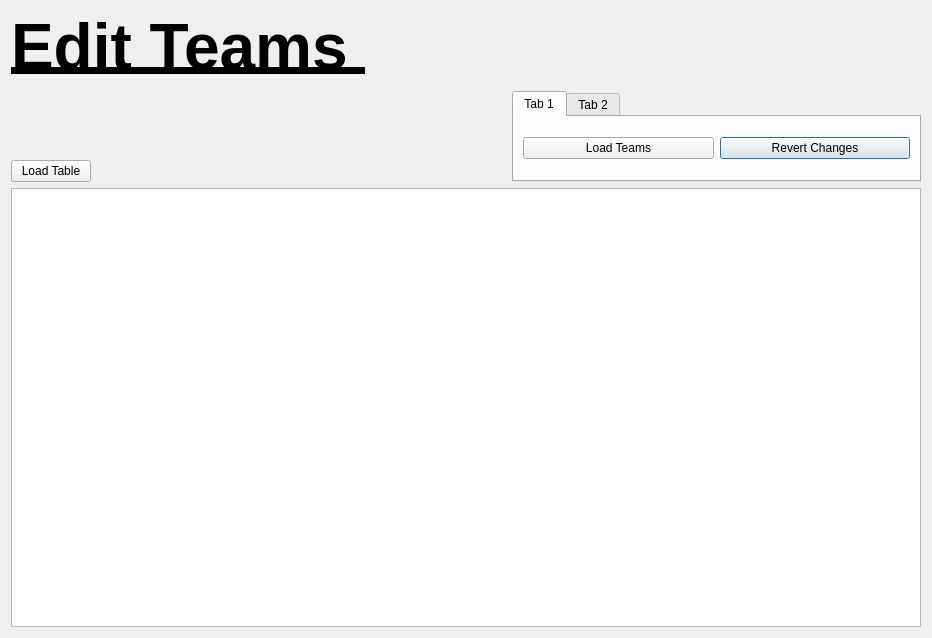
First picture: the form in UI/edit_teams/edit_teams.ui, repository parham-sharaf/BTM-algo, before the edit.
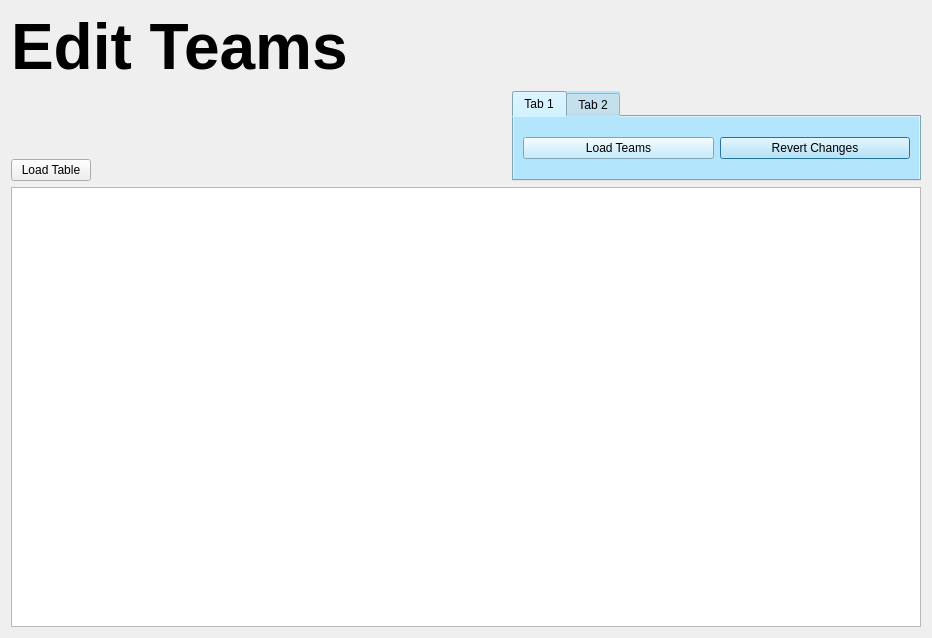
Second picture: the form after the edit. The open tabs and pages were chosen to show the change.

Commit message: updated fonts and background pics / UI

Diff of the .ui file:
```diff
--- a/UI/edit_teams/edit_teams.ui
+++ b/UI/edit_teams/edit_teams.ui
@@ -17,7 +17,7 @@
    <item row="0" column="0">
     <widget class="QLabel" name="label">
      <property name="text">
-      <string>&lt;html&gt;&lt;head/&gt;&lt;body&gt;&lt;p&gt;&lt;span style=&quot; font-size:48pt; font-weight:600; text-decoration: underline;&quot;&gt;Edit Teams &lt;/span&gt;&lt;/p&gt;&lt;/body&gt;&lt;/html&gt;</string>
+      <string>&lt;html&gt;&lt;head/&gt;&lt;body&gt;&lt;p&gt;&lt;span style=&quot; font-size:48pt; font-weight:600;&quot;&gt;Edit Teams &lt;/span&gt;&lt;/p&gt;&lt;/body&gt;&lt;/html&gt;</string>
      </property>
     </widget>
    </item>
@@ -28,6 +28,11 @@
      </item>
      <item row="0" column="2" rowspan="2">
       <widget class="QTabWidget" name="tabWidget">
+       <property name="styleSheet">
+        <string notr="true">background-color: #b3e5fc
+
+</string>
+       </property>
        <property name="currentIndex">
         <number>1</number>
        </property>
```
Left out of the diff: 2 changed lines with no effect on the pictures. The commit also changes 23 other files.
